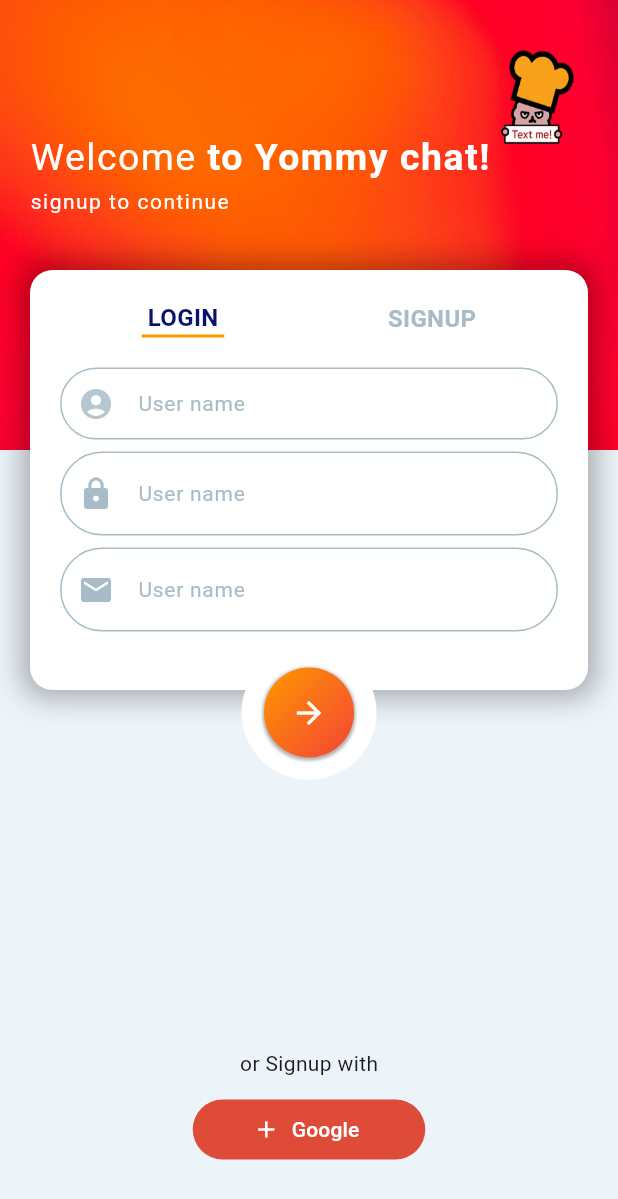
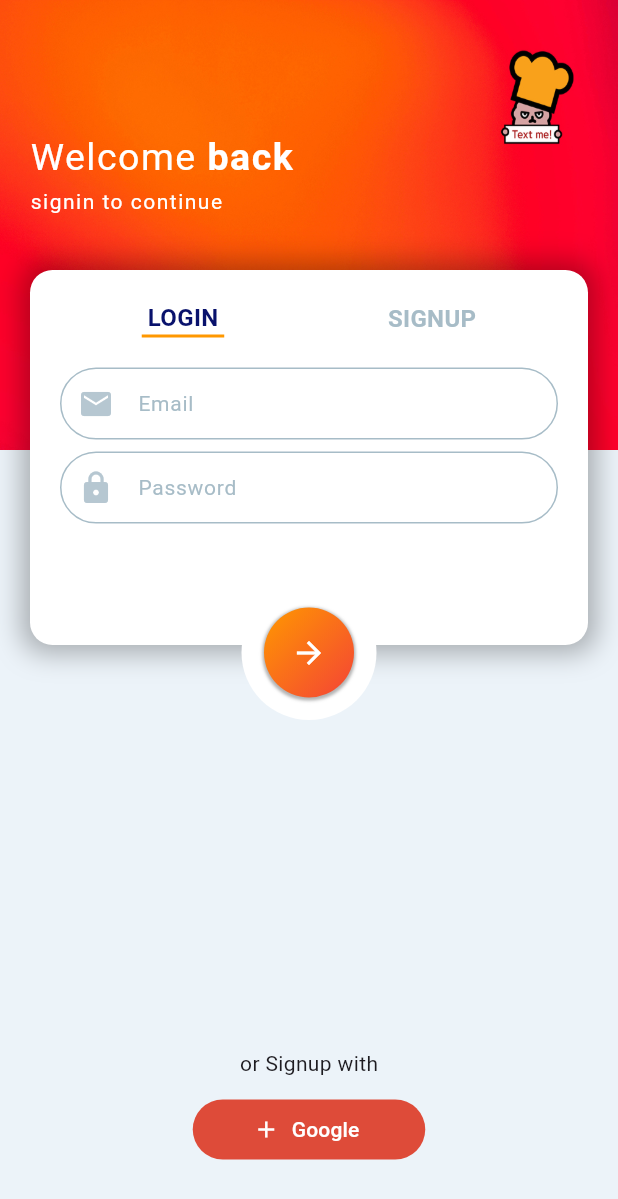
Before and after one commit to kdobi/chat_app, a Flutter app: the screen it shows after launch, after a tap on "LOGIN", on a phone screen of 412 x 824 dp. Shown: the top 1199 px of the screen. Run offline on Flutter 3.47's test engine with Material 3 defaults, Android fonts, the phone set to English and light mode, and no system bars.

```diff
--- a/lib/screens/main_screen.dart
+++ b/lib/screens/main_screen.dart
@@ -44,7 +44,7 @@ class _LoginSignupScreenState extends State<LoginSignupScreen> {
                         ),
                         children: [
                           TextSpan(
-                            text: ' to Yommy chat!',
+                            text: isSignupScreen ? ' to Yummy chat!' : ' back',
                             style: TextStyle(
                               letterSpacing: 1,
                               fontSize: 25,
@@ -57,7 +57,9 @@ class _LoginSignupScreenState extends State<LoginSignupScreen> {
                     ),
                     SizedBox(height: 5),
                     Text(
-                      'signup to continue',
+                      isSignupScreen
+                          ? 'signup to continue'
+                          : 'signin to continue',
                       style: TextStyle(letterSpacing: 1, color: Colors.white),
                     ),
                   ],
@@ -67,11 +69,15 @@ class _LoginSignupScreenState extends State<LoginSignupScreen> {
           ),
 
           // formfield
-          Positioned(
+          AnimatedPositioned(
+            duration: Duration(milliseconds: 200),
+            curve: Curves.easeIn,
             top: 180,
-            child: Container(
+            child: AnimatedContainer(
+              duration: Duration(milliseconds: 200),
+              curve: Curves.easeIn,
               padding: EdgeInsets.all(20),
-              height: 280,
+              height: isSignupScreen ? 280 : 250,
               width: MediaQuery.of(context).size.width - 40,
               margin: EdgeInsets.symmetric(horizontal: 20),
               decoration: BoxDecoration(
@@ -146,12 +152,14 @@ class _LoginSignupScreenState extends State<LoginSignupScreen> {
                       ),
                     ],
                   ),
+                  if (isSignupScreen)
                     Container(
                       margin: EdgeInsets.only(top: 20),
                       child: Form(
                         child: Column(
                           children: [
                             TextFormField(
+                              // 유저 네임 텍스트필드
                               decoration: InputDecoration(
                                 prefixIcon: Icon(
                                   Icons.account_circle,
@@ -179,6 +187,34 @@ class _LoginSignupScreenState extends State<LoginSignupScreen> {
                             ),
                             SizedBox(height: 8),
                             TextFormField(
+                              // 이메일 텍스트필드
+                              decoration: InputDecoration(
+                                prefixIcon: Icon(
+                                  Icons.email,
+                                  color: Palette.textColor1,
+                                ),
+                                enabledBorder: OutlineInputBorder(
+                                  borderSide: BorderSide(
+                                    color: Palette.textColor1,
+                                  ),
+                                  borderRadius: BorderRadius.circular(35),
+                                ),
+                                focusedBorder: OutlineInputBorder(
+                                  borderSide: BorderSide(
+                                    color: Palette.textColor1,
+                                  ),
+                                  borderRadius: BorderRadius.circular(35),
+                                ),
+                                hintText: 'Email',
+                                hintStyle: TextStyle(
+                                  fontSize: 14,
+                                  color: Palette.textColor1,
+                                ),
+                              ),
+                            ),
+                            SizedBox(height: 8),
+                            TextFormField(
+                              // 비밀번호 텍스트필드
                               decoration: InputDecoration(
                                 prefixIcon: Icon(
                                   Icons.lock,
@@ -196,19 +232,30 @@ class _LoginSignupScreenState extends State<LoginSignupScreen> {
                                   ),
                                   borderRadius: BorderRadius.circular(35),
                                 ),
-                              hintText: 'User name',
+                                hintText: 'Password',
                                 hintStyle: TextStyle(
                                   fontSize: 14,
                                   color: Palette.textColor1,
                                 ),
                               ),
                             ),
-                          SizedBox(height: 8),
+                          ],
+                        ),
+                      ),
+                    ),
+
+                  if (!isSignupScreen)
+                    Container(
+                      margin: EdgeInsets.only(top: 20),
+                      child: Form(
+                        child: Column(
+                          children: [
                             TextFormField(
+                              // 로그인 유저 이메일
                               decoration: InputDecoration(
                                 prefixIcon: Icon(
                                   Icons.email,
-                                color: Palette.textColor1,
+                                  color: Palette.iconColor,
                                 ),
                                 enabledBorder: OutlineInputBorder(
                                   borderSide: BorderSide(
@@ -222,11 +269,40 @@ class _LoginSignupScreenState extends State<LoginSignupScreen> {
                                   ),
                                   borderRadius: BorderRadius.circular(35),
                                 ),
-                              hintText: 'User name',
+                                hintText: 'Email',
                                 hintStyle: TextStyle(
                                   fontSize: 14,
                                   color: Palette.textColor1,
                                 ),
+                                contentPadding: EdgeInsets.all(10),
+                              ),
+                            ),
+                            SizedBox(height: 8),
+                            TextFormField(
+                              // 로그인 유저 비밀번호
+                              decoration: InputDecoration(
+                                prefixIcon: Icon(
+                                  Icons.lock,
+                                  color: Palette.iconColor,
+                                ),
+                                enabledBorder: OutlineInputBorder(
+                                  borderSide: BorderSide(
+                                    color: Palette.textColor1,
+                                  ),
+                                  borderRadius: BorderRadius.circular(35),
+                                ),
+                                focusedBorder: OutlineInputBorder(
+                                  borderSide: BorderSide(
+                                    color: Palette.textColor1,
+                                  ),
+                                  borderRadius: BorderRadius.circular(35),
+                                ),
+                                hintText: 'Password',
+                                hintStyle: TextStyle(
+                                  fontSize: 14,
+                                  color: Palette.textColor1,
+                                ),
+                                contentPadding: EdgeInsets.all(10),
                               ),
                             ),
                           ],
@@ -239,8 +315,10 @@ class _LoginSignupScreenState extends State<LoginSignupScreen> {
           ),
 
           // 전송버튼
-          Positioned(
-            top: 430,
+          AnimatedPositioned(
+            duration: Duration(milliseconds: 200),
+            curve: Curves.easeIn,
+            top: isSignupScreen ? 430 : 390,
             right: 0,
             left: 0,
             child: Center(
```
Also changed, not shown: 1 other file. Lines whose indentation alone changed are shown as unchanged.
